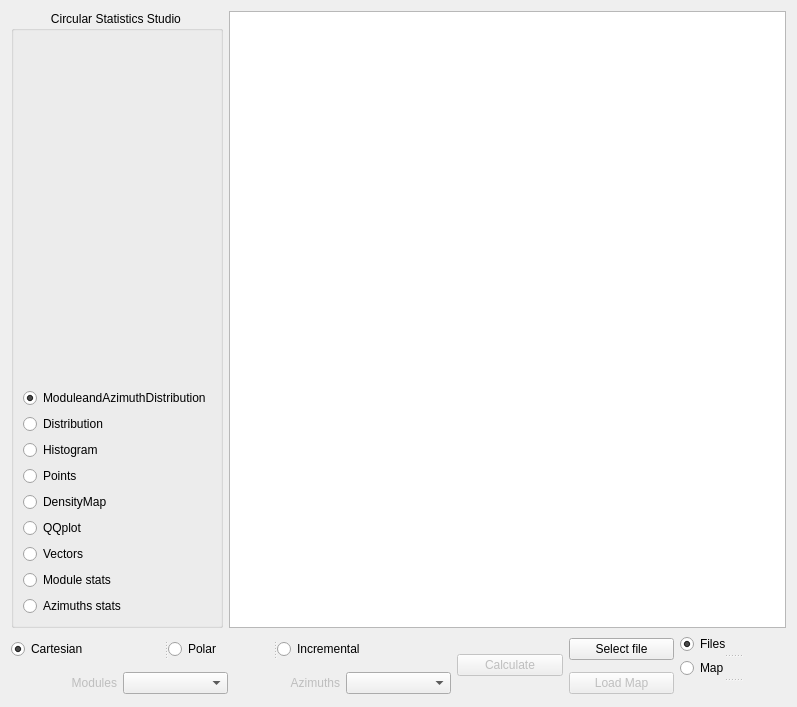
Qt form examples/auxstudio/interface.ui (mhaut/pycircularstats2) before a commit.
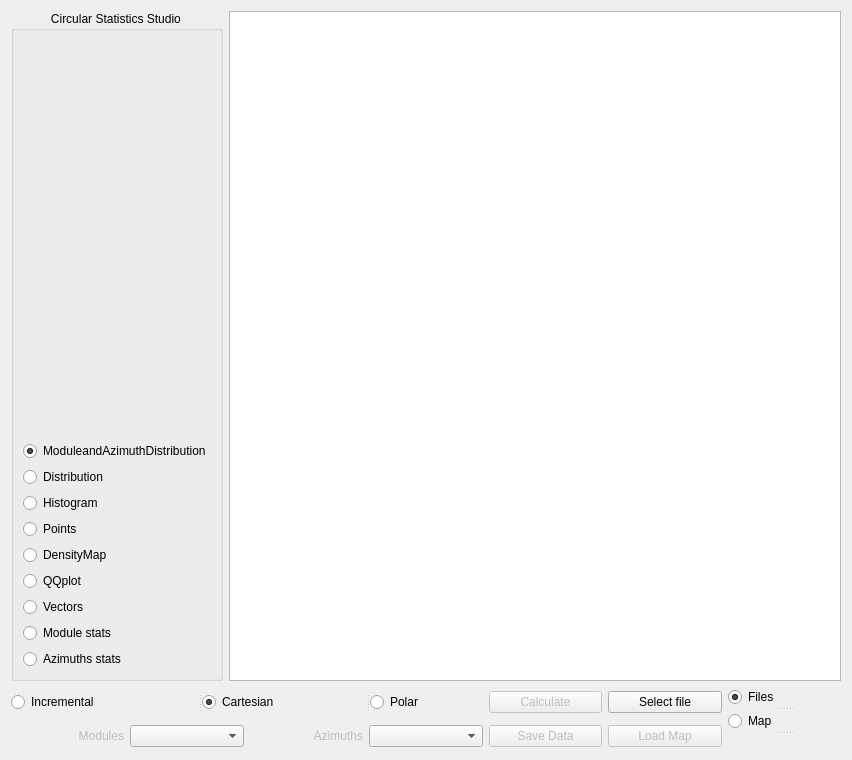
The same form after that commit.

What changed in the file:
```diff
--- a/examples/auxstudio/interface.ui
+++ b/examples/auxstudio/interface.ui
@@ -6,15 +6,15 @@
    <rect>
     <x>0</x>
     <y>0</y>
-    <width>797</width>
-    <height>707</height>
+    <width>852</width>
+    <height>760</height>
    </rect>
   </property>
   <property name="windowTitle">
    <string>Circular Satistics Studio</string>
   </property>
-  <layout class="QVBoxLayout" name="verticalLayout_2">
-   <item>
+  <layout class="QGridLayout" name="gridLayout_2">
+   <item row="0" column="0" colspan="7">
     <layout class="QGridLayout" name="gridLayout">
      <item row="0" column="1">
       <widget class="QGraphicsView" name="graphicsView"/>
@@ -109,32 +109,7 @@
      </item>
     </layout>
    </item>
-   <item>
-    <layout class="QGridLayout" name="gridLayout_2">
-     <item row="0" column="4" rowspan="2">
-      <widget class="QPushButton" name="calculate">
-       <property name="enabled">
-        <bool>false</bool>
-       </property>
-       <property name="text">
-        <string>Calculate</string>
-       </property>
-      </widget>
-     </item>
-     <item row="1" column="5">
-      <widget class="QPushButton" name="buttonmap">
-       <property name="enabled">
-        <bool>false</bool>
-       </property>
-       <property name="text">
-        <string>Load Map</string>
-       </property>
-      </widget>
-     </item>
-     <item row="1" column="1">
-      <widget class="QComboBox" name="comboBoxModules"/>
-     </item>
-     <item row="0" column="0" colspan="4">
+   <item row="1" column="0" colspan="4">
       <widget class="QSplitter" name="splitter">
        <property name="orientation">
         <enum>Qt::Horizontal</enum>
@@ -143,6 +118,11 @@
         <property name="orientation">
          <enum>Qt::Horizontal</enum>
         </property>
+      <widget class="QRadioButton" name="type1">
+       <property name="text">
+        <string>Incremental</string>
+       </property>
+      </widget>
         <widget class="QRadioButton" name="type0">
          <property name="text">
           <string>Cartesian</string>
@@ -156,44 +136,27 @@
           <string>Polar</string>
          </property>
         </widget>
-        <widget class="QRadioButton" name="type1">
-         <property name="text">
-          <string>Incremental</string>
-         </property>
-        </widget>
-       </widget>
-      </widget>
-     </item>
-     <item row="1" column="2">
-      <widget class="QLabel" name="labelAzimuths">
+     </widget>
+    </widget>
+   </item>
+   <item row="1" column="4">
+    <widget class="QPushButton" name="calculate">
        <property name="enabled">
         <bool>false</bool>
        </property>
        <property name="text">
-        <string>Azimuths</string>
-       </property>
-       <property name="alignment">
-        <set>Qt::AlignRight|Qt::AlignTrailing|Qt::AlignVCenter</set>
-       </property>
-      </widget>
-     </item>
-     <item row="1" column="3">
-      <widget class="QComboBox" name="comboBoxAzimuths"/>
-     </item>
-     <item row="1" column="0">
-      <widget class="QLabel" name="labelModules">
-       <property name="enabled">
-        <bool>false</bool>
-       </property>
+      <string>Calculate</string>
+     </property>
+    </widget>
+   </item>
+   <item row="1" column="5">
+    <widget class="QPushButton" name="buttonload">
        <property name="text">
-        <string>Modules</string>
-       </property>
-       <property name="alignment">
-        <set>Qt::AlignRight|Qt::AlignTrailing|Qt::AlignVCenter</set>
-       </property>
-      </widget>
-     </item>
-     <item row="0" column="6" rowspan="2">
+      <string>Select file</string>
+     </property>
+    </widget>
+   </item>
+   <item row="1" column="6" rowspan="2">
       <widget class="QSplitter" name="splitter_2">
        <property name="orientation">
         <enum>Qt::Vertical</enum>
@@ -218,14 +181,57 @@
        </widget>
       </widget>
      </item>
-     <item row="0" column="5">
-      <widget class="QPushButton" name="buttonload">
+   <item row="2" column="0">
+    <widget class="QLabel" name="labelModules">
+     <property name="enabled">
+      <bool>false</bool>
+     </property>
        <property name="text">
-        <string>Select file</string>
-       </property>
-      </widget>
-     </item>
-    </layout>
+      <string>Modules</string>
+     </property>
+     <property name="alignment">
+      <set>Qt::AlignRight|Qt::AlignTrailing|Qt::AlignVCenter</set>
+     </property>
+    </widget>
+   </item>
+   <item row="2" column="1">
+    <widget class="QComboBox" name="comboBoxModules"/>
+   </item>
+   <item row="2" column="2">
+    <widget class="QLabel" name="labelAzimuths">
+     <property name="enabled">
+      <bool>false</bool>
+     </property>
+     <property name="text">
+      <string>Azimuths</string>
+     </property>
+     <property name="alignment">
+      <set>Qt::AlignRight|Qt::AlignTrailing|Qt::AlignVCenter</set>
+     </property>
+    </widget>
+   </item>
+   <item row="2" column="3">
+    <widget class="QComboBox" name="comboBoxAzimuths"/>
+   </item>
+   <item row="2" column="4">
+    <widget class="QPushButton" name="savedata">
+     <property name="enabled">
+      <bool>false</bool>
+     </property>
+     <property name="text">
+      <string>Save Data</string>
+     </property>
+    </widget>
+   </item>
+   <item row="2" column="5">
+    <widget class="QPushButton" name="buttonmap">
+     <property name="enabled">
+      <bool>false</bool>
+     </property>
+     <property name="text">
+      <string>Load Map</string>
+     </property>
+    </widget>
    </item>
   </layout>
  </widget>
```
Left out of the diff: 6 changed lines with no effect on the pictures. Lines whose indentation alone changed are shown as unchanged.
